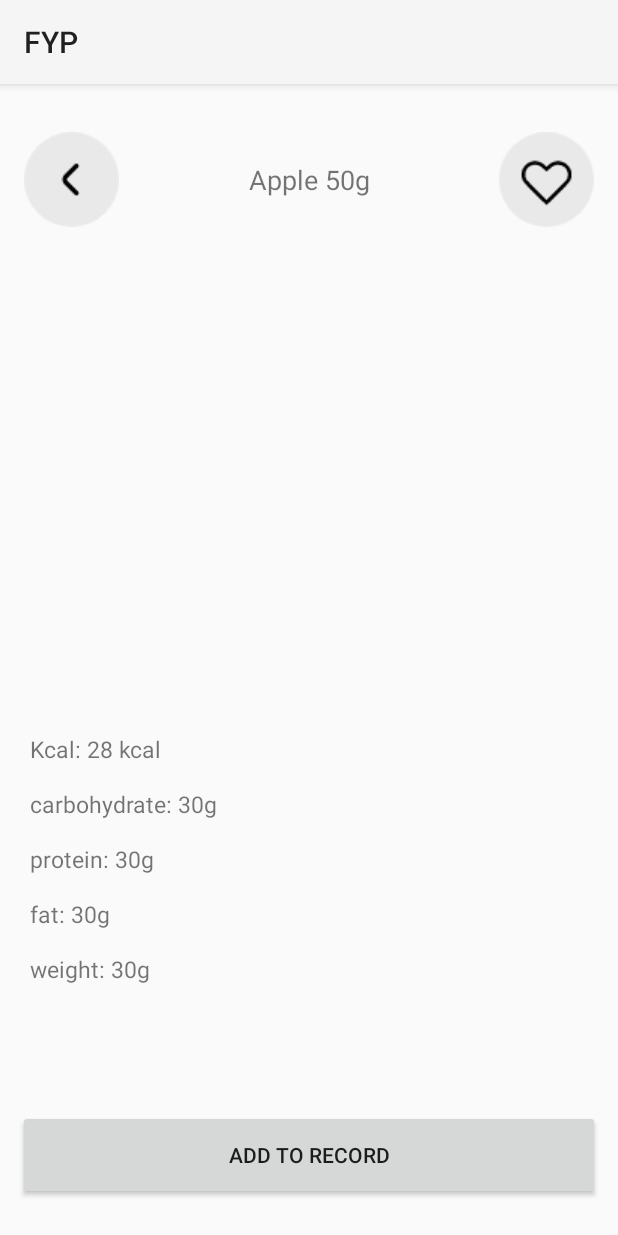
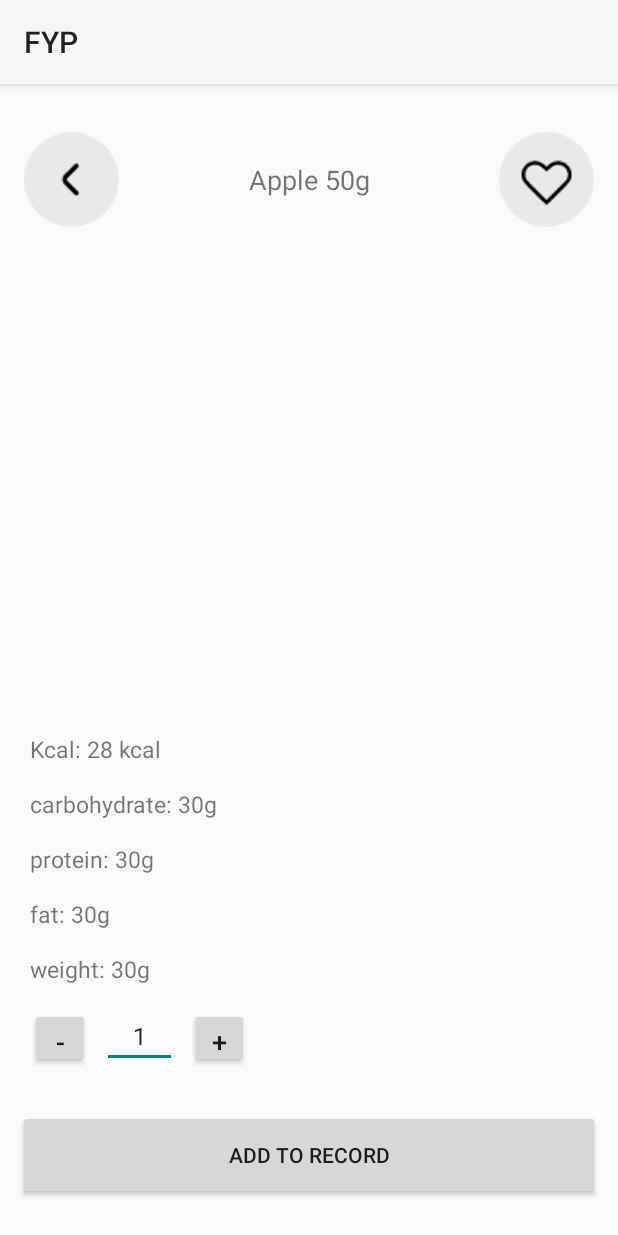
Before and after one commit to hugopun315/fyp, an Android app built with Jetpack Compose: the foodDetails screen opened directly, with no data from a screen before it, on a phone screen of 412 x 824 dp. Run offline under Robolectric (Android 15) with nearby library versions, the phone set to English and light mode, and no system bars; our stand-ins replace Firebase (no records; nobody signed in at launch, a user with empty details on screens opened directly).

Commit message:
2/1/25 upload food records

```diff
--- a/app/src/main/AndroidManifest.xml
+++ b/app/src/main/AndroidManifest.xml
@@ -30,7 +30,7 @@
             android:theme="@style/Theme.AppCompat.Light" />
         <activity
             android:name=".foodDetails"
-            android:exported="false"
+            android:exported="true"
             android:theme="@style/Theme.AppCompat.Light" />
         <activity
             android:name=".firebaseDBSearch"
--- a/app/src/main/java/com/example/fyp/FindFoodView.kt
+++ b/app/src/main/java/com/example/fyp/FindFoodView.kt
@@ -20,12 +20,13 @@ class FindFoodView : AppCompatActivity() {
         super.onCreate(savedInstanceState)
         setContentView(R.layout.activity_find_food_view)
         foodRecyclerView = findViewById(R.id.foodList)
-
+        val bundle = intent.extras
+        val time = bundle?.getString("time") ?: ""
         auth = FirebaseAuth.getInstance()
         val currentUser = auth.currentUser
         foodRecyclerView.layoutManager = LinearLayoutManager(this)
         val dataList = ArrayList<Food>()
-        val adapter = FoodAdapter(this, dataList)
+        val adapter = FoodAdapter(this, dataList,time )
         foodRecyclerView.adapter = adapter
         val databaseReference = FirebaseDatabase.getInstance().getReference("Demo Food")
         eventListener = object : ValueEventListener {
--- a/app/src/main/java/com/example/fyp/foodDetails.kt
+++ b/app/src/main/java/com/example/fyp/foodDetails.kt
@@ -2,19 +2,43 @@ package com.example.fyp
 
 import android.os.Bundle
 import android.util.Log
+import android.widget.Button
+import android.widget.EditText
 import android.widget.ImageView
 import android.widget.TextView
+import android.widget.Toast
 import androidx.appcompat.app.AppCompatActivity
 import com.bumptech.glide.Glide
+import com.google.firebase.auth.FirebaseAuth
+import com.google.firebase.database.FirebaseDatabase
+import java.text.SimpleDateFormat
+import java.util.Calendar
+import java.util.Locale
 
 
 class foodDetails : AppCompatActivity() {
     private var key: String = ""
     private var imageUrl: String = ""
-
+    private var fav : String = ""
+    private var qty : String = ""
+    private var foodTitle : String = ""
+    private var foodWeight  : String = ""
+    private var foodCar : String = ""
+    private var foodPro : String = ""
+    private var foodFat : String = ""
+    private var foodCal : String = ""
+    private var time : String = ""
+    private var auth= FirebaseAuth.getInstance()
+    private lateinit var decreaseQty: Button
+    private lateinit var increaseQty: Button
+    private lateinit var quantityEditText: EditText
+    private lateinit var addButton: Button
+    val currentUser = auth.currentUser
+    val userID = currentUser?.uid
     override fun onCreate(savedInstanceState: Bundle?) {
         super.onCreate(savedInstanceState)
         setContentView(R.layout.activity_food_details)
+        val todayDate = getCurrentDate()
         val weight: TextView = findViewById(R.id.weight)
         val title: TextView = findViewById(R.id.titleTextView)
         val image: ImageView = findViewById(R.id.foodPic)
@@ -22,17 +46,40 @@ class foodDetails : AppCompatActivity() {
         val car: TextView = findViewById(R.id.carbohydrate)
         val pro: TextView = findViewById(R.id.protein)
         val fat: TextView = findViewById(R.id.fat)
+        decreaseQty = findViewById(R.id.decreaseQty)
+        increaseQty = findViewById(R.id.increaseQty)
+        quantityEditText = findViewById(R.id.quantity)
 
+        addButton = findViewById(R.id.addRecord)
+        decreaseQty.setOnClickListener {
+            val currentQty = quantityEditText.text.toString().toInt()
+            if (currentQty > 1) {
+                quantityEditText.setText((currentQty - 1).toString())
+            }
+        }
+        increaseQty.setOnClickListener {
+            val currentQty = quantityEditText.text.toString().toInt()
+            quantityEditText.setText((currentQty + 1).toString())
+        }
         val bundle = intent.extras
         if (bundle != null) {
-            title.text = bundle.getString("title") ?: "No Title"
-            cal.text = "calories: " +bundle.getString("cal") + " kcal" ?: "0"
-            car.text = "carbohydrates: " + bundle.getString("car") + " g"?: "0"
-            pro.text = "protein: " + bundle.getString("pro") +  " g"?: "0"
-            fat.text = "fat: " +bundle.getString("fat") + " g"?: "0"
-            weight.text = "weight: " + bundle.getString("weight") + " g"?: "0"
+            title.text =  todayDate  //bundle.getString("title") ?: "No Title"
+            cal.text = "calories: " + bundle.getString("cal") + " kcal" ?: "0"
+            car.text = "carbohydrates: " + bundle.getString("car") + " g" ?: "0"
+            pro.text = "protein: " + bundle.getString("pro") + " g" ?: "0"
+            fat.text = "fat: " + bundle.getString("fat") + " g" ?: "0"
+            weight.text = "weight: " + bundle.getString("weight") + " g" ?: "0"
             key = bundle.getString("key") ?: ""
             imageUrl = bundle.getString("image") ?: ""
+            fav = bundle.getString("fav") ?: ""
+            qty = bundle.getString("qty") ?: ""
+           foodTitle = bundle.getString("title") ?: ""
+            foodWeight = bundle.getString("weight") ?: ""
+            foodCar = bundle.getString("car") ?: ""
+            foodPro = bundle.getString("pro") ?: ""
+            foodFat= bundle.getString("fat") ?: ""
+            foodCal = bundle.getString("cal") ?: ""
+            time = bundle.getString("time") ?: ""
 
             // Load the image only if imageUrl is not empty
             if (imageUrl.isNotEmpty()) {
@@ -45,5 +92,63 @@ class foodDetails : AppCompatActivity() {
             // Handle the case when bundle is null
             Log.e("foodDetails", "Bundle is null")
         }
+
+
+        addButton.setOnClickListener {
+            uploadFood()
+        }
+    }
+
+
+    private fun uploadFood() {
+        val name = foodTitle
+        val protein = foodPro
+        val carbohydrates = foodCar
+        val fat = foodFat
+        val weight = foodWeight
+        val qty = qty
+        val favour = "false"
+        val cal = foodCal
+        val imageURL = imageUrl
+        val foodKey = key
+        val todayDate = getCurrentDate()
+        val time = time
+        // Create a Food object
+        val dataClass = Food(name, protein, carbohydrates, fat, weight, qty, favour, imageURL , cal , foodKey)
+
+        Log.d("UploadData", "Data Class: $dataClass")
+
+        // Use a unique key for each entry
+        val key = FirebaseDatabase.getInstance().reference.child("Demo Food").push().key
+        if (key != null) {
+            if (userID != null) {
+                FirebaseDatabase.getInstance().reference
+                    .child("Users")
+                    .child(userID)
+                    .child("meals")
+                    .child("$todayDate")
+                    .child("$time")
+                    .child("Food")
+                    .setValue(dataClass)
+                    .addOnCompleteListener { task ->
+                        if (task.isSuccessful) {
+                            Toast.makeText(this, "Saved", Toast.LENGTH_SHORT).show()
+
+                        }
+                    }.addOnFailureListener { e ->
+                        Log.e("UploadError", "Error uploading data: ${e.message}")
+                        Toast.makeText(this, e.message, Toast.LENGTH_SHORT).show()
+                    }
+            }
+        } else {
+            Toast.makeText(this, "Failed to generate unique key", Toast.LENGTH_SHORT).show()
+        }
+    }
+
+
+    fun getCurrentDate(): String {
+        val calendar = Calendar.getInstance()
+        val dateFormat = SimpleDateFormat("yyyy-MM-dd", Locale.getDefault())
+        return dateFormat.format(calendar.time)
     }
 }
--- a/app/src/main/java/com/example/fyp/uploadFood.kt
+++ b/app/src/main/java/com/example/fyp/uploadFood.kt
@@ -123,7 +123,7 @@ class uploadFood : AppCompatActivity() {
             dataClass.key = key
             FirebaseDatabase.getInstance().reference
                 .child("Demo Food")
-                .child(key)
+                .child(name)
                 .setValue(dataClass)
                 .addOnCompleteListener { task ->
                     if (task.isSuccessful) {
--- a/app/src/main/res/layout/activity_food_details.xml
+++ b/app/src/main/res/layout/activity_food_details.xml
@@ -12,7 +12,7 @@
         <LinearLayout
             android:layout_width="match_parent"
             android:layout_height="wrap_content"
-            android:orientation="vertical" >
+            android:orientation="vertical">
             <androidx.constraintlayout.widget.ConstraintLayout
                 android:layout_width="match_parent"
                 android:layout_height="wrap_content"
@@ -105,22 +105,52 @@
                 android:text="weight: 30g"
                 android:textSize="15sp" />
 
+            <LinearLayout
+                android:layout_width="wrap_content"
+                android:layout_height="wrap_content"
+                android:layout_marginStart="20dp"
+                android:layout_marginTop="15dp"
+                android:orientation="horizontal"
+                android:gravity="center_vertical">
 
+                <Button
+                    android:id="@+id/decreaseQty"
+                    android:layout_width="40dp"
+                    android:layout_height="40dp"
+                    android:text="-"
+                    android:layout_marginEnd="8dp"
+                    android:textSize="18sp" />
 
+                <EditText
+                    android:id="@+id/quantity"
+                    android:layout_width="50dp"
+                    android:layout_height="40dp"
+                    android:text="1"
+                    android:inputType="number"
+                    android:gravity="center"
+                    android:textSize="16sp" />
 
-
+                <Button
+                    android:id="@+id/increaseQty"
+                    android:layout_width="40dp"
+                    android:layout_height="40dp"
+                    android:text="+"
+                    android:layout_marginStart="8dp"
+                    android:textSize="18sp" />
+            </LinearLayout>
 
         </LinearLayout>
     </ScrollView>
     <Button
+        android:id="@+id/addRecord"
         android:layout_width="match_parent"
         android:layout_height="60dp"
         android:layout_marginStart="12dp"
-        android:text="add to record"
+        android:text="Add to Record"
         android:layout_marginEnd="12dp"
         android:layout_marginBottom="24dp"
         app:layout_constraintBottom_toBottomOf="parent"
         app:layout_constraintEnd_toEndOf="parent"
         app:layout_constraintStart_toStartOf="parent"
-        /><!-- the text can be change to remove at record -->
+        /><!-- the text can be changed to Remove from Record -->
 </androidx.constraintlayout.widget.ConstraintLayout>
--- a/app/src/main/res/layout/activity_upload_food.xml
+++ b/app/src/main/res/layout/activity_upload_food.xml
@@ -91,7 +91,7 @@
         android:id="@+id/fat_label"
         android:layout_width="wrap_content"
         android:layout_height="wrap_content"
-        android:text="protein"
+        android:text="fat"
         android:layout_marginBottom="8dp"/>
 
     <EditText
```
Also changed, not shown: app/src/main/java/com/example/fyp/adapter/FoodAdapter.kt (+7 -7 lines), app/src/main/java/com/example/fyp/homeActivity.kt (+36 -14 lines). Lines whose indentation alone changed are shown as unchanged.
